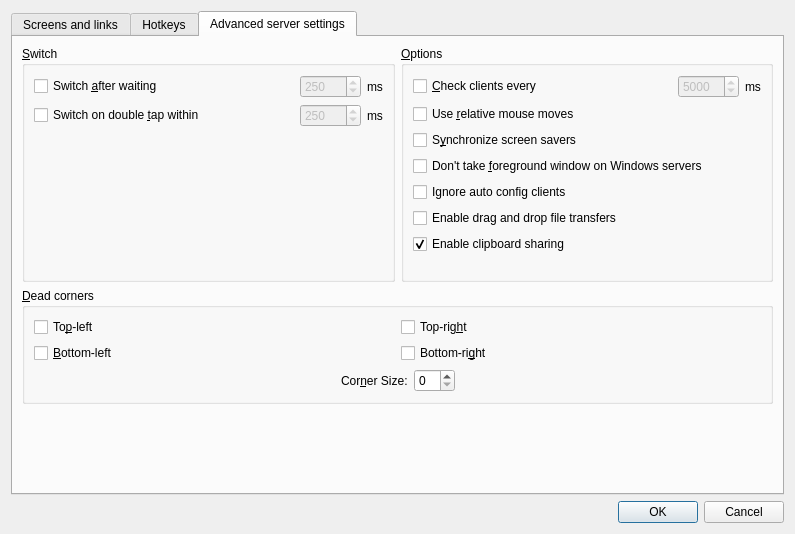
Above: src/gui/src/ServerConfigDialogBase.ui from deskflow/deskflow before the change. Below: the same form after it.
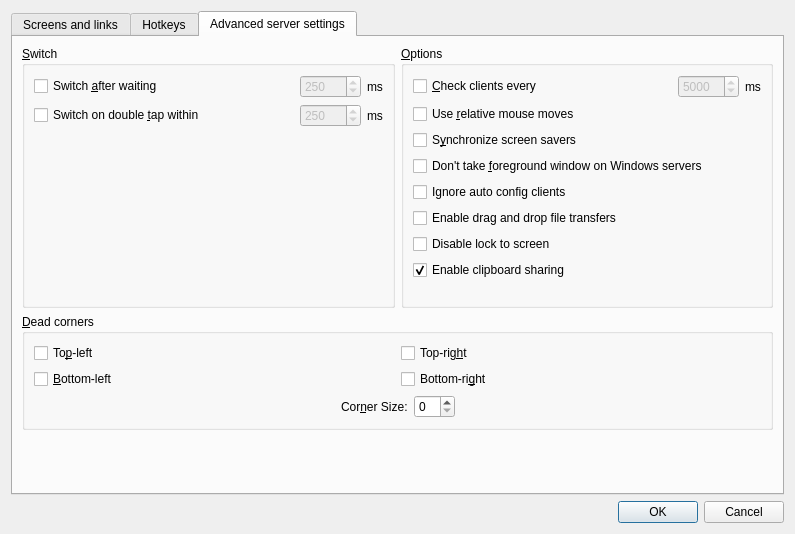
That is the form after the change. The open tabs and pages were chosen to show the change. Icons and pictures are not drawn. Custom widgets are drawn as their Qt base class.

Commit message: #6346 Add disable lock to screen in server config and output it to config file

What changed in the file:
```diff
--- a/src/gui/src/ServerConfigDialogBase.ui
+++ b/src/gui/src/ServerConfigDialogBase.ui
@@ -44,7 +44,7 @@
             <string/>
            </property>
            <property name="pixmap">
-            <pixmap resource="Synergy.qrc">:/res/icons/64x64/user-trash.png</pixmap>
+            <pixmap resource="../res/Synergy.qrc">:/res/icons/64x64/user-trash.png</pixmap>
            </property>
           </widget>
          </item>
@@ -82,7 +82,7 @@
             <string/>
            </property>
            <property name="pixmap">
-            <pixmap resource="Synergy.qrc">:/res/icons/64x64/video-display.png</pixmap>
+            <pixmap resource="../res/Synergy.qrc">:/res/icons/64x64/video-display.png</pixmap>
            </property>
           </widget>
          </item>
@@ -408,6 +408,13 @@
           <string>&amp;Options</string>
          </property>
          <layout class="QGridLayout">
+          <item row="5" column="0">
+           <widget class="QCheckBox" name="m_pCheckBoxEnableDragAndDrop">
+            <property name="text">
+             <string>Enable drag and drop file transfers</string>
+            </property>
+           </widget>
+          </item>
           <item row="3" column="0">
            <widget class="QCheckBox" name="m_pCheckBoxWin32KeepForeground">
             <property name="enabled">
@@ -428,13 +435,33 @@
             </property>
            </widget>
           </item>
-          <item row="2" column="0">
-           <widget class="QCheckBox" name="m_pCheckBoxScreenSaverSync">
-            <property name="enabled">
+          <item row="8" column="0">
+           <spacer>
+            <property name="orientation">
+             <enum>Qt::Vertical</enum>
+            </property>
+            <property name="sizeHint" stdset="0">
+             <size>
+              <width>20</width>
+              <height>16</height>
+             </size>
+            </property>
+           </spacer>
+          </item>
+          <item row="7" column="0">
+           <widget class="QCheckBox" name="m_pCheckBoxEnableClipboard">
+            <property name="text">
+             <string>Enable clipboard sharing</string>
+            </property>
+            <property name="checked">
              <bool>true</bool>
             </property>
+           </widget>
+          </item>
+          <item row="4" column="0">
+           <widget class="QCheckBox" name="m_pCheckBoxIgnoreAutoConfigClient">
             <property name="text">
-             <string>S&amp;ynchronize screen savers</string>
+             <string>Ignore auto config clients</string>
             </property>
            </widget>
           </item>
@@ -491,40 +518,20 @@
             </item>
            </layout>
           </item>
-          <item row="7" column="0">
-           <spacer>
-            <property name="orientation">
-             <enum>Qt::Vertical</enum>
+          <item row="2" column="0">
+           <widget class="QCheckBox" name="m_pCheckBoxScreenSaverSync">
+            <property name="enabled">
+             <bool>true</bool>
             </property>
-            <property name="sizeHint" stdset="0">
-             <size>
-              <width>20</width>
-              <height>16</height>
-             </size>
-            </property>
-           </spacer>
-          </item>
-          <item row="5" column="0">
-           <widget class="QCheckBox" name="m_pCheckBoxEnableDragAndDrop">
             <property name="text">
-             <string>Enable drag and drop file transfers</string>
-            </property>
-           </widget>
-          </item>
-          <item row="4" column="0">
-           <widget class="QCheckBox" name="m_pCheckBoxIgnoreAutoConfigClient">
-            <property name="text">
-             <string>Ignore auto config clients</string>
+             <string>S&amp;ynchronize screen savers</string>
             </property>
            </widget>
           </item>
           <item row="6" column="0">
-           <widget class="QCheckBox" name="m_pCheckBoxEnableClipboard">
+           <widget class="QCheckBox" name="m_pCheckBoxDisableLockToScreen">
             <property name="text">
-             <string>Enable clipboard sharing</string>
-            </property>
-            <property name="checked">
-             <bool>true</bool>
+             <string>Disable lock to screen</string>
             </property>
            </widget>
           </item>
```
Left out of the diff: 2 changed lines with no effect on the pictures. The commit also changes 3 other files.
